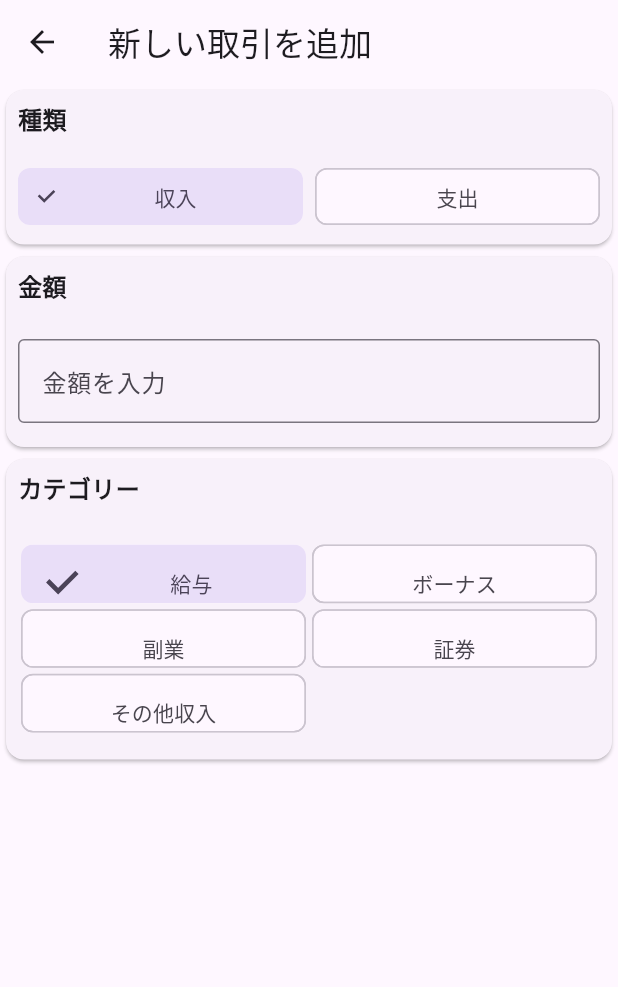
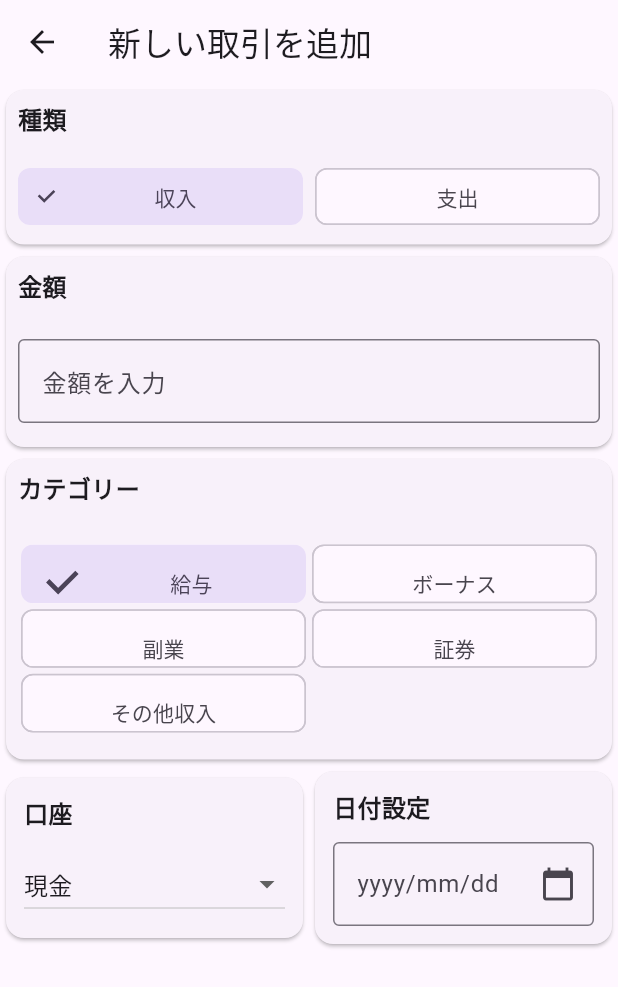
Before and after one commit to kyouga-ones/kakeibo, a Flutter app: the screen it shows after launch, after a tap on the "add" icon, on a phone screen of 412 x 824 dp. Shown: the top 987 px of the screen. Run offline on Flutter 3.47's test engine with Material 3 defaults, Android fonts, the phone set to English and light mode, and no system bars; our stand-ins replace gap.

Commit message:
feature:task-004:データ追加画面に口座と日付選択を新規追加

```diff
--- /dev/null
+++ b/lib/core/constants/format.dart
@@ -0,0 +1,3 @@
+import 'package:intl/intl.dart';
+
+final DateFormat dateFormat = DateFormat('yyyy/MM/dd');
--- a/lib/core/constants/list.dart
+++ b/lib/core/constants/list.dart
@@ -12,3 +12,5 @@ const List<String> expenditureCategoryList = [
   '衣類費',
   'その他支出',
 ];
+
+const List<String> accountList = ['現金', 'メイン口座', 'クレジットカード', '証券口座'];
--- a/lib/features/add/view/add_screen.dart
+++ b/lib/features/add/view/add_screen.dart
@@ -1,5 +1,7 @@
 import 'package:flutter/material.dart';
+import 'package:kakeibo/features/add/widget/account_card.dart';
 import 'package:kakeibo/features/add/widget/amount_card.dart';
+import 'package:kakeibo/features/add/widget/date_card.dart';
 import 'package:kakeibo/features/add/widget/main_category_card.dart';
 import 'package:kakeibo/features/add/widget/sub_category_card.dart';
 
@@ -12,6 +14,11 @@ class AddScreen extends StatelessWidget {
   final List<String> subCategoryList;
   final int selectedSubCategoryIndex;
   final void Function(bool, int) onSubCategorySelected;
+  final String selectedAccount;
+  final List<String> accountList;
+  final void Function(String?) onAccountChanged;
+  final TextEditingController textEditingController;
+  final void Function() onSelectDatePressed;
 
   const AddScreen({
     super.key,
@@ -23,16 +30,20 @@ class AddScreen extends StatelessWidget {
     required this.subCategoryList,
     required this.selectedSubCategoryIndex,
     required this.onSubCategorySelected,
+    required this.selectedAccount,
+    required this.accountList,
+    required this.onAccountChanged,
+    required this.textEditingController,
+    required this.onSelectDatePressed,
   });
 
   @override
   Widget build(BuildContext context) {
     return Scaffold(
-      appBar: AppBar(
-        title: Text('新しい取引を追加'),
-      ),
+      appBar: AppBar(title: Text('新しい取引を追加')),
       body: Form(
         key: formKey,
+        child: SingleChildScrollView(
           child: Column(
             children: [
               MainCategoryCard(
@@ -49,7 +60,25 @@ class AddScreen extends StatelessWidget {
                 selectedIndex: selectedSubCategoryIndex,
                 onSelected: onSubCategorySelected,
               ),
+              Row(
+                children: [
+                  Expanded(
+                    child: AccountCard(
+                      selectedAccount: selectedAccount,
+                      accountList: accountList,
+                      onChanged: onAccountChanged,
+                    ),
+                  ),
+                  Expanded(
+                    child: DateCard(
+                      controller: textEditingController,
+                      onPressed: onSelectDatePressed,
+                    ),
+                  ),
                 ],
+              ),
+            ],
+          ),
         ),
       ),
     );
--- a/lib/features/add/viewmodel/add_view_model.dart
+++ b/lib/features/add/viewmodel/add_view_model.dart
@@ -1,4 +1,5 @@
 import 'package:flutter/material.dart';
+import 'package:kakeibo/core/constants/format.dart';
 import 'package:kakeibo/core/constants/list.dart';
 import 'package:kakeibo/features/add/view/add_screen.dart';
 
@@ -28,15 +29,43 @@ class _AddViewModelState extends State<AddViewModel> {
   }
 
   String? amountValue;
+
   void onAmountChanged(String value) {
     amountValue = value;
   }
 
   var selectedSubCategoryIndex = 0;
+
   void onSubCategorySelected(bool isSelected, int index) {
     setState(() {
       selectedSubCategoryIndex = index;
     });
+  }
+
+  var selectedAccount = '現金';
+
+  void onAccountChanged(String? value) {
+    setState(() {
+      selectedAccount = value!;
+    });
+  }
+
+  final TextEditingController controller = TextEditingController();
+
+  Future<void> onSelectDatePressed() async {
+    DateTime now = DateTime.now();
+    DateTime? picked = await showDatePicker(
+      context: context,
+      initialDate: now,
+      firstDate: DateTime(2000),
+      lastDate: DateTime(2100),
+    );
+
+    if (picked != null) {
+      setState(() {
+        controller.text = dateFormat.format(picked);
+      });
+    }
   }
 
   @override
@@ -52,6 +81,11 @@ class _AddViewModelState extends State<AddViewModel> {
           : expenditureCategoryList,
       selectedSubCategoryIndex: selectedSubCategoryIndex,
       onSubCategorySelected: onSubCategorySelected,
+      selectedAccount: selectedAccount,
+      accountList: accountList,
+      onAccountChanged: onAccountChanged,
+      textEditingController: controller,
+      onSelectDatePressed: onSelectDatePressed,
     );
   }
 }
--- /dev/null
+++ b/lib/features/add/widget/account_card.dart
@@ -0,0 +1,48 @@
+import 'package:flutter/material.dart';
+
+class AccountCard extends StatelessWidget {
+  final String selectedAccount;
+  final List<String> accountList;
+  final void Function(String?) onChanged;
+
+  const AccountCard({
+    super.key,
+    required this.selectedAccount,
+    required this.accountList,
+    required this.onChanged,
+  });
+
+  @override
+  Widget build(BuildContext context) {
+    return Card(
+      child: Padding(
+        padding: const EdgeInsets.all(12.0),
+        child: Column(
+          crossAxisAlignment: CrossAxisAlignment.start,
+          children: [
+            Text(
+              '口座',
+              style: TextStyle(
+                fontSize: 16,
+                fontWeight: FontWeight.bold,
+              ),
+            ),
+            SizedBox(height: 12),
+            DropdownButton<String>(
+              isExpanded: true,
+              value: selectedAccount,
+              hint: Text('選択してください'),
+              items: accountList.map((account) {
+                return DropdownMenuItem(
+                  value: account,
+                  child: Text(account),
+                );
+              }).toList(),
+              onChanged: onChanged,
+            ),
+          ],
+        ),
+      ),
+    );
+  }
+}
--- /dev/null
+++ b/lib/features/add/widget/date_card.dart
@@ -0,0 +1,46 @@
+import 'package:flutter/material.dart';
+
+class DateCard extends StatelessWidget {
+  final TextEditingController controller;
+  final void Function() onPressed;
+
+  const DateCard({
+    super.key,
+    required this.controller,
+    required this.onPressed,
+  });
+
+  @override
+  Widget build(BuildContext context) {
+    return Card(
+      child: Padding(
+        padding: const EdgeInsets.all(12),
+        child: Column(
+          crossAxisAlignment: CrossAxisAlignment.start,
+          children: [
+            Text(
+              '日付設定',
+              style: TextStyle(
+                fontSize: 16,
+                fontWeight: FontWeight.bold,
+              ),
+            ),
+            SizedBox(height: 12),
+            TextField(
+              controller: controller,
+              decoration: InputDecoration(
+                hintText: 'yyyy/mm/dd',
+                suffixIcon: IconButton(
+                  icon: Icon(Icons.calendar_today),
+                  onPressed: onPressed,
+                ),
+                border: OutlineInputBorder(),
+              ),
+              keyboardType: TextInputType.datetime,
+            ),
+          ],
+        ),
+      ),
+    );
+  }
+}
```
Lines whose indentation alone changed are shown as unchanged.
